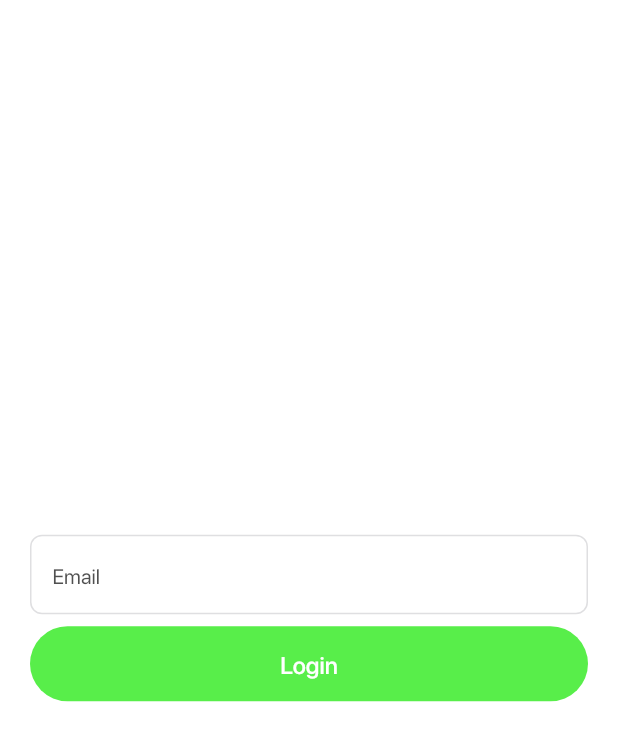
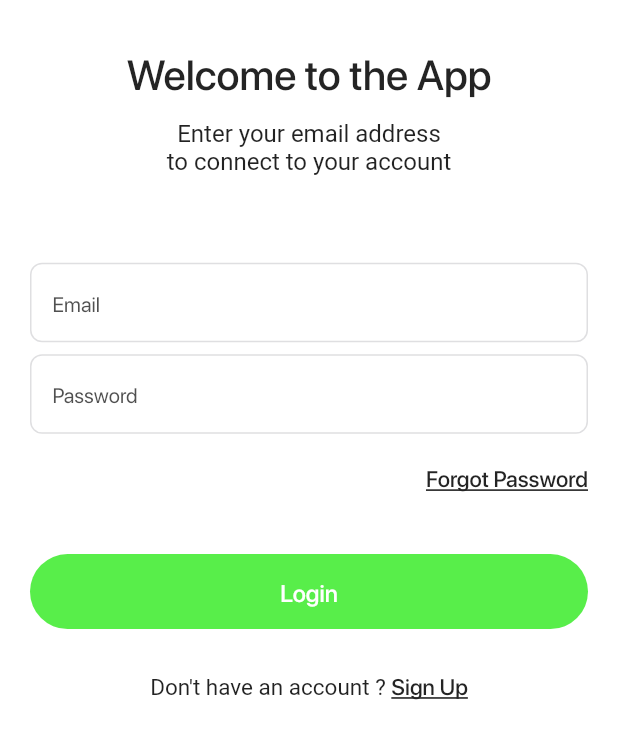
Before and after one commit to AmitJajoo/flutter-chat-app, a Flutter app: the screen it shows after launch, on a phone screen of 412 x 824 dp. Shown: the top 741 px of the screen. Run offline on Flutter 3.47's test engine with Material 2 defaults, Android fonts, the phone set to English and light mode, and no system bars; our stand-ins replace firebase_auth, firebase_core, firebase_database, fluttertoast; missing offline and left inert: firebase_core_web, firebase_database_web, firebase_storage_web, image_picker_for_web; accounts and stored records are empty; project files that could hold a hidden picture were left out.

Commit message:
sign and login ui done

```diff
--- a/lib/utils/routes/route_name.dart
+++ b/lib/utils/routes/route_name.dart
@@ -5,4 +5,6 @@ class RouteName {
 
   static const String loginView = 'login_view';
 
+    static const String signUpView = 'signup_view';
+
 }
--- a/lib/utils/routes/routes.dart
+++ b/lib/utils/routes/routes.dart
@@ -1,6 +1,7 @@
 import 'package:flutter/material.dart';
 import 'package:tech_media/utils/routes/route_name.dart';
 import 'package:tech_media/view/login/login_screen.dart';
+import 'package:tech_media/view/signup/sign_up_screen.dart';
 import 'package:tech_media/view/splash/splash_screen.dart';
 
 
@@ -17,6 +18,8 @@ class Routes {
 
         return MaterialPageRoute(builder: (_) => const LoginScreen());
 
+      case RouteName.signUpView:
+        return MaterialPageRoute(builder: (_) => const SignUpScreen());
 
       default:
         return MaterialPageRoute(builder: (_) {
--- a/lib/view/login/login_screen.dart
+++ b/lib/view/login/login_screen.dart
@@ -1,6 +1,8 @@
 import 'package:flutter/material.dart';
 import 'package:tech_media/res/component/input_text_field.dart';
 import 'package:tech_media/res/component/round_button.dart';
+import 'package:tech_media/utils/routes/route_name.dart';
+import 'package:tech_media/utils/utils.dart';
 
 class LoginScreen extends StatefulWidget {
   const LoginScreen({super.key});
@@ -10,30 +12,126 @@ class LoginScreen extends StatefulWidget {
 }
 
 class _LoginScreenState extends State<LoginScreen> {
-
+  final _formKey = GlobalKey<FormState>();
   final emailController = TextEditingController();
   final emailFocusNode = FocusNode();
+
+  final passwordController = TextEditingController();
+  final passwordFocusNode = FocusNode();
+
+  @override
+  void dispose() {
+    // TODO: implement dispose
+    super.dispose();
+    emailController.dispose();
+    emailFocusNode.dispose();
+
+    passwordController.dispose();
+    passwordFocusNode.dispose();
+  }
+
   @override
   Widget build(BuildContext context) {
+    final height = MediaQuery.of(context).size.height;
     return Scaffold(
-      body: Padding(
-        padding: const EdgeInsets.symmetric(horizontal:20.0),
+      body: SafeArea(
+        child: Padding(
+          padding: const EdgeInsets.symmetric(horizontal: 20.0, vertical: 10),
+          child: SingleChildScrollView(
             child: Column(
-          mainAxisAlignment: MainAxisAlignment.center,
+              mainAxisAlignment: MainAxisAlignment.start,
               crossAxisAlignment: CrossAxisAlignment.center,
+              children: [
+                SizedBox(
+                  height: height * 0.01,
+                ),
+                Text(
+                  "Welcome to the App",
+                  style: Theme.of(context).textTheme.headline3,
+                ),
+                SizedBox(
+                  height: height * 0.01,
+                ),
+                Text(
+                  "Enter your email address\nto connect to your account",
+                  textAlign: TextAlign.center,
+                  style: Theme.of(context).textTheme.subtitle1,
+                ),
+                SizedBox(
+                  height: height * 0.01,
+                ),
+                Form(
+                    key: _formKey,
+                    child: Padding(
+                      padding: EdgeInsets.only(
+                          top: height * 0.06, bottom: height * 0.01),
+                      child: Column(
                         children: [
                           InputTextField(
                               myController: emailController,
                               focusNode: emailFocusNode,
-              onFiledSubmittedValue: (value){},
+                              onFiledSubmittedValue: (value) {
+                                Utils.fieldFocus(
+                                    context, emailFocusNode, passwordFocusNode);
+                              },
                               keyboardType: TextInputType.emailAddress,
                               obscureText: false,
                               hint: 'Email',
-              onValidator: (value){
+                              onValidator: (value) {
                                 return value.isEmpty ? 'Enter email' : null;
                               }),
-            RoundButton(title: "Login", onPress: (){})
+                          InputTextField(
+                              myController: passwordController,
+                              focusNode: passwordFocusNode,
+                              onFiledSubmittedValue: (value) {},
+                              keyboardType: TextInputType.text,
+                              obscureText: true,
+                              hint: 'Password',
+                              onValidator: (value) {
+                                return value.isEmpty ? 'Enter email' : null;
+                              }),
                         ],
+                      ),
+                    )),
+                Align(
+                  alignment: Alignment.centerRight,
+                  child: Text(
+                    "Forgot Password",
+                    style: Theme.of(context).textTheme.headline2!.copyWith(
+                        fontSize: 15, decoration: TextDecoration.underline),
+                  ),
+                ),
+                const SizedBox(
+                  height: 40,
+                ),
+                RoundButton(title: "Login", onPress: () {}),
+                SizedBox(
+                  height: height * 0.03,
+                ),
+                InkWell(
+                  onTap: () {
+                    Navigator.pushNamed(context, RouteName.signUpView);
+                  },
+                  child: Text.rich(TextSpan(
+                      text: "Don't have an account ? ",
+                      style: Theme.of(context)
+                          .textTheme
+                          .subtitle1!
+                          .copyWith(fontSize: 15),
+                      children: [
+                        TextSpan(
+                            text: 'Sign Up',
+                            style: Theme.of(context)
+                                .textTheme
+                                .headline2!
+                                .copyWith(
+                                    fontSize: 15,
+                                    decoration: TextDecoration.underline))
+                      ])),
+                )
+              ],
+            ),
+          ),
         ),
       ),
     );
```
Also changed, not shown: lib/utils/utils.dart (added, +20 -0 lines), lib/view/signup/sign_up_screen.dart (+168 -0 lines), lib/view/splash/splash_screen.dart (+21 -8 lines), lib/view_model/services/splash_services.dart (added, +10 -0 lines), lib/view_model/signup/sign_controoler.dart (added, +48 -0 lines), pubspec.yaml (+5 -4 lines), pubspec.lock. Lines whose indentation alone changed are shown as unchanged.
